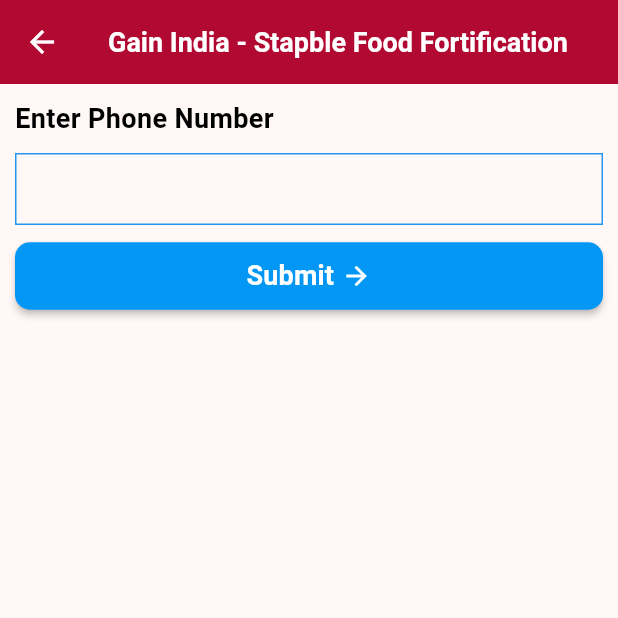
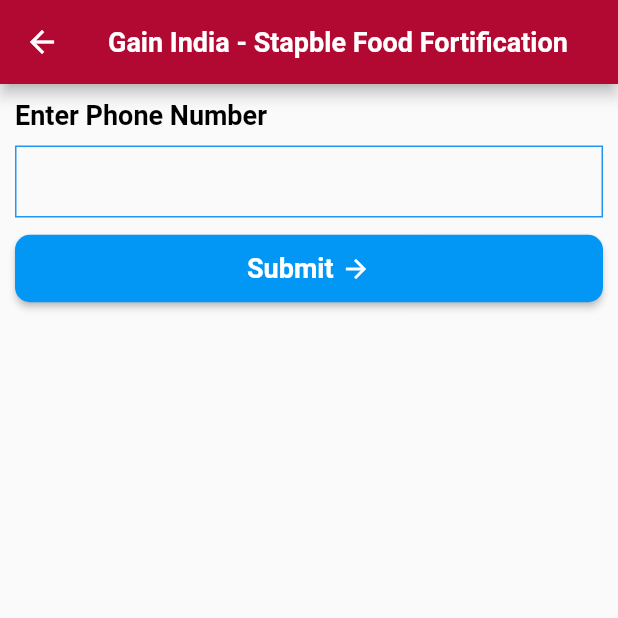
Before and after one commit to coddrikaz/SSF, a Flutter app: the screen it shows after launch, after a tap on "Login with OTP", on a phone screen of 412 x 824 dp, the top half of it. Run offline on Flutter 3.47's test engine with Material 2 defaults, Android fonts, the phone set to English and light mode, and no system bars; our stand-ins replace carousel_slider, dio, flutter_html, flutter_screenutil, flutter_smart_dialog, flutter_svg and 3 more; accounts and stored records are empty; network calls fail.

Commit message:
morning code

```diff
--- a/lib/main.dart
+++ b/lib/main.dart
@@ -34,10 +34,8 @@
           translations: LanguageTranslations(),
 
           title: 'SSF',
-          theme: ThemeData(
-            useMaterial3: true,
-            colorSchemeSeed: SffColor.sffMainColor,
-          ),
+          theme: ThemeData.light(),
+          darkTheme: ThemeData.dark(),
           navigatorObservers: [FlutterSmartDialog.observer],
           builder: FlutterSmartDialog.init(),
           getPages: AppRoutes.getRoutes(),
--- a/pubspec.yaml
+++ b/pubspec.yaml
@@ -20,6 +20,7 @@
   carousel_slider: ^4.2.1
   flutter_svg:
   flutter_smart_dialog: ^4.7.3
+  flutter_switch: ^0.3.2
 
 dev_dependencies:
   flutter_test:
```
Also changed, not shown: lib/App/HomePage/MenuScreen/MenuScreen.dart (+3 -4 lines), lib/Commons/theme.dart (added, +21 -0 lines), pubspec.lock.
